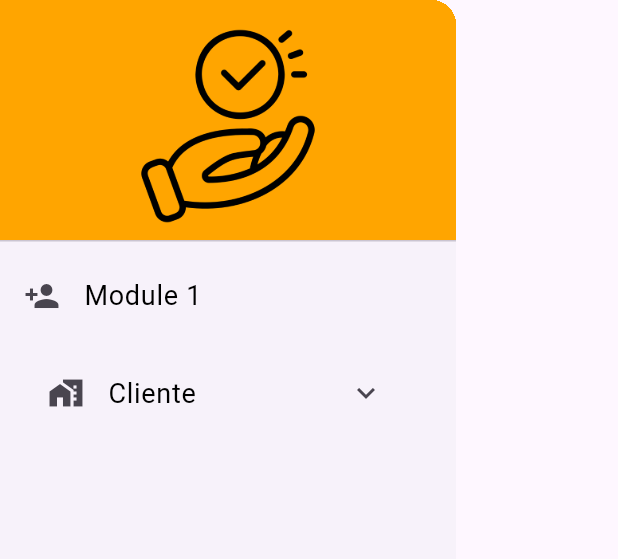
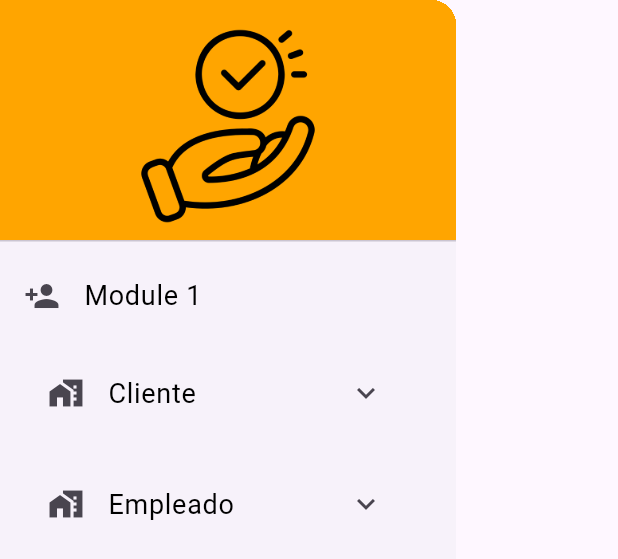
Before and after one commit to sebas1503/bases_project, a Flutter app: the DrawerGeneral widget shown alone on an empty page, opened directly, on a phone screen of 412 x 824 dp. Shown: the top 559 px of the screen. Run offline on Flutter 3.47's test engine with Material 3 defaults, Android fonts, the phone set to English and light mode, and no system bars; our stand-ins replace animate_do, auto_size_text, device_info_plus, flutter_svg, get, get_storage and 4 more; missing offline and left inert: flutter_archive; accounts and stored records are empty.

Commit message:
arreglo errores

```diff
--- a/lib/papeleria/domain/client_module/register_client/model/client_model.dart
+++ b/lib/papeleria/domain/client_module/register_client/model/client_model.dart
@@ -17,22 +17,20 @@ class Client {
       this.idUsuario});
 
   factory Client.fromJson(Map<String, dynamic> json) => Client(
-      idClient: json['idClient'],
+      idClient: json['idCliente'],
       nombreUno: json['nombreUno'],
       nombreDos: json['nombreDos'],
       apellidoUno: json['apellidoUno'],
       apellidoDos: json['apellidoDos'],
-      direccion: json['direccion'],
       idUsuario: json['idUsuario']);
 
   Map<String, dynamic> toJson() {
     return {
-      'idClient': idClient,
+      'idCliente': idClient,
       'nombreUno': nombreUno,
       'nombreDos': nombreDos,
       'apellidoUno': apellidoUno,
       'apellidoDos': apellidoDos,
-      'direccion': direccion,
       'idUsuario': idUsuario
     };
   }
--- a/lib/papeleria/domain/empleado_module/register_empleado/model/empleado_model.dart
+++ b/lib/papeleria/domain/empleado_module/register_empleado/model/empleado_model.dart
@@ -22,7 +22,7 @@ class Empleado {
       nombreDos: json['nombreDos'],
       apellidoUno: json['apellidoUno'],
       apellidoDos: json['apellidoDos'],
-      direccion: json['direccion'],
+      //direccion: json['direccion'],
       idUsuario: json['idUsuario']);
 
   Map<String, dynamic> toJson() {
@@ -32,7 +32,7 @@ class Empleado {
       'nombreDos': nombreDos,
       'apellidoUno': apellidoUno,
       'apellidoDos': apellidoDos,
-      'direccion': direccion,
+      // 'direccion': direccion,
       'idUsuario': idUsuario
     };
   }
--- a/lib/shared/widgets/drawer_general.dart
+++ b/lib/shared/widgets/drawer_general.dart
@@ -1,6 +1,8 @@
 import 'package:flutter/material.dart';
 import 'package:get/get.dart';
 import 'package:software2/papeleria/presentation/client_module/register_client/view/register_client_pg.dart';
+import 'package:software2/papeleria/presentation/empleado_module/edit_empleado/view/edit_empleado_pg.dart';
+import 'package:software2/papeleria/presentation/empleado_module/register_empleado/view/register_empleado_pg.dart';
 
 import '../../papeleria/presentation/client_module/edit_client/view/edit_client_pg.dart';
 import '../assets/assets.dart';
@@ -94,6 +96,52 @@ class _DrawerGeneralState extends State<DrawerGeneral> {
               ],
             ),
           ),
+          ListTile(
+            title: ExpansionTile(
+              //collapsedIconColor: ConstColors.principalColor,
+              leading: const Icon(Icons.home_work),
+              title: const Text(
+                'Empleado',
+                style: TextStyle(
+                    color: Colors.black,
+                    fontSize: 18,
+                    fontWeight: FontWeight.normal),
+                textAlign: TextAlign.start,
+              ),
+              children: [
+                const Divider(),
+                Visibility(
+                  visible: true,
+                  child: ListTile(
+                    title: const Text(
+                      'Registrar Empleado',
+                      textAlign: TextAlign.start,
+                    ),
+                    onTap: () {
+                      Get.to(() => RegisterEmpleadoPage());
+                    },
+                    leading: const Icon(Icons.person_add_sharp),
+                  ),
+                ),
+                Visibility(
+                  visible: true,
+                  child: ListTile(
+                    title: const Text(
+                      'Ver Empleado',
+                      textAlign: TextAlign.start,
+                    ),
+                    onTap: () {
+                      Get.to(() => EditEmpleadoPage());
+                    },
+                    leading: const Icon(
+                      Icons.check_box_outlined,
+                      size: 20,
+                    ),
+                  ),
+                ),
+              ],
+            ),
+          ),
         ],
       ),
     );
```
Also changed, not shown: lib/papeleria/presentation/client_module/edit_client/view/edit_client_pg.dart (+10 -5 lines).
